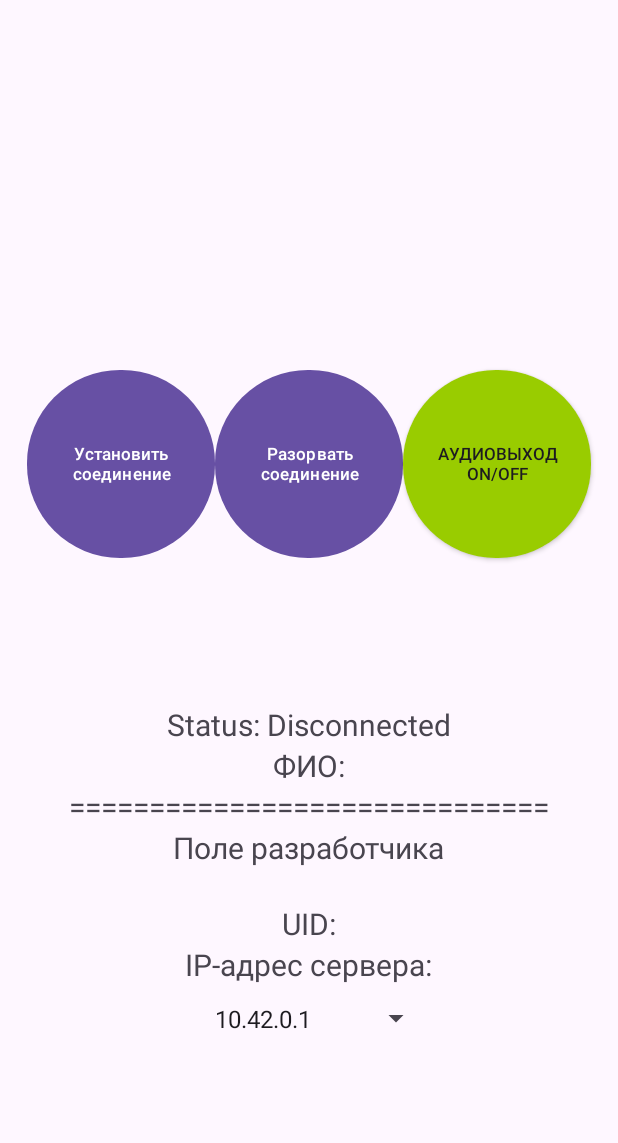
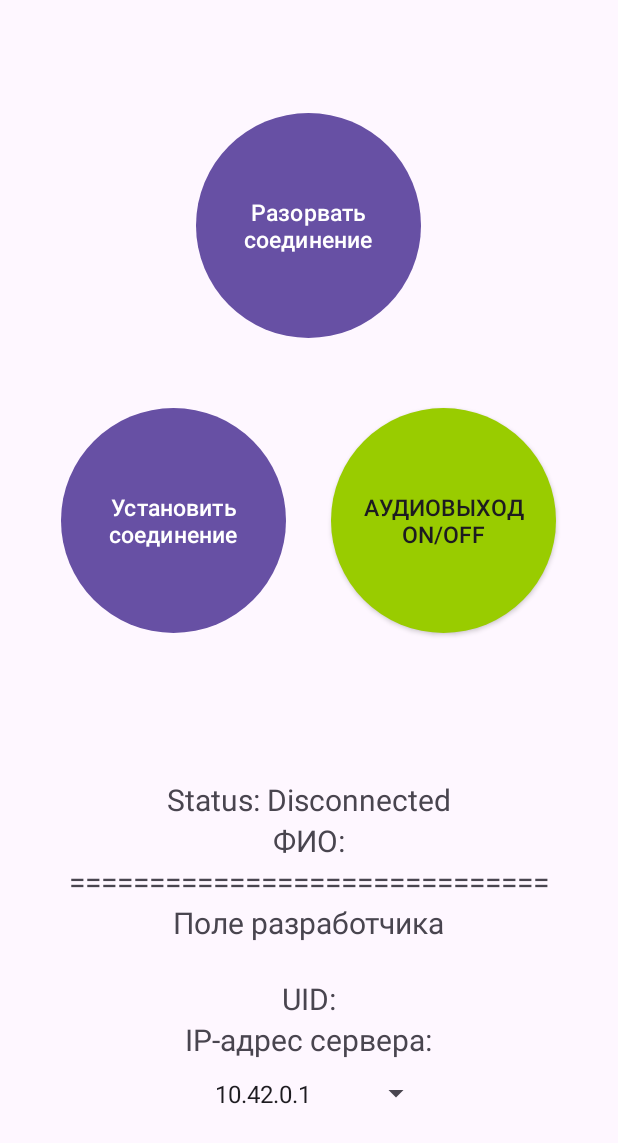
Before and after one commit to METEOPuT/claudio-app, an Android app: the screen it shows after launch (MainActivity), on a phone screen of 412 x 824 dp. Shown: the top 1143 px of the screen. Run offline under Robolectric (Android 15) with nearby library versions, the phone set to English and light mode, and no system bars; libraries missing offline, so code that uses them is left out: org.webrtc, org.webrtc.audio; 7 statements that could not run were skipped.

Commit message:
Обновлён интерфейс

```diff
--- a/app/src/main/res/drawable/rounded_button.xml
+++ b/app/src/main/res/drawable/rounded_button.xml
@@ -4,5 +4,5 @@
 
     <solid android:color="@android:color/holo_green_light"/> <!-- Цвет кнопки -->
 
-    <corners android:radius="62dp"/> <!-- Скругление углов -->
+    <corners android:radius="90dp"/> <!-- Скругление углов -->
 </shape>
--- a/app/src/main/res/drawable/rounded_button_green.xml
+++ b/app/src/main/res/drawable/rounded_button_green.xml
@@ -1,5 +1,5 @@
 <?xml version="1.0" encoding="utf-8"?>
 <shape xmlns:android="http://schemas.android.com/apk/res/android">
     <solid android:color="@android:color/holo_green_light"/>
-    <corners android:radius="62dp"/>
+    <corners android:radius="90dp"/>
 </shape>
--- a/app/src/main/res/drawable/rounded_button_red.xml
+++ b/app/src/main/res/drawable/rounded_button_red.xml
@@ -1,5 +1,5 @@
 <?xml version="1.0" encoding="utf-8"?>
 <shape xmlns:android="http://schemas.android.com/apk/res/android">
     <solid android:color="@android:color/holo_red_light"/>
-    <corners android:radius="62dp"/>
+    <corners android:radius="90dp"/>
 </shape>
--- a/app/src/main/res/layout/activity_main.xml
+++ b/app/src/main/res/layout/activity_main.xml
@@ -13,36 +13,39 @@
         android:orientation="vertical"
         android:gravity="center">
 
+        <Button
+            android:id="@+id/stopCallButton"
+            android:layout_width="150dp"
+            android:layout_height="150dp"
+            android:layout_marginTop="75dp"
+            android:text="Разорвать соединение"
+            android:textSize="15sp"
+            android:background="@drawable/rounded_button"/>
+
         <LinearLayout
             android:layout_width="match_parent"
             android:layout_height="match_parent"
             android:layout_weight="1"
+            android:layout_marginTop="-150dp"
             android:gravity="center"
             android:orientation="horizontal">
 
 
             <Button
                 android:id="@+id/startCallButton"
-                android:layout_width="125dp"
-                android:layout_height="125dp"
+                android:layout_width="150dp"
+                android:layout_height="150dp"
+                android:background="@drawable/rounded_button"
                 android:text="Установить соединение"
-                android:textSize="11sp"
-                android:background="@drawable/rounded_button"/>
-
-            <Button
-                android:id="@+id/stopCallButton"
-                android:layout_width="125dp"
-                android:layout_height="125dp"
-                android:text="Разорвать соединение"
-                android:textSize="11sp"
-                android:background="@drawable/rounded_button"/>
+                android:textSize="15sp" />
 
             <androidx.appcompat.widget.AppCompatButton
                 android:id="@+id/AudioOutputButton"
-                android:layout_width="125dp"
-                android:layout_height="125dp"
+                android:layout_width="150dp"
+                android:layout_height="150dp"
+                android:layout_marginStart="30dp"
                 android:text="Аудиовыход\nON/OFF"
-                android:textSize="11sp"
+                android:textSize="15sp"
                 android:background="@drawable/rounded_button_selector"/>
 
         </LinearLayout>
@@ -53,7 +56,7 @@
             android:layout_height="wrap_content"
             android:text="Status: Disconnected"
             android:textSize="20sp"
-            android:layout_marginTop="-150dp"
+            android:layout_marginTop="-100dp"
             android:layout_gravity="center"
 
             app:layout_constraintBottom_toBottomOf="parent"
```
